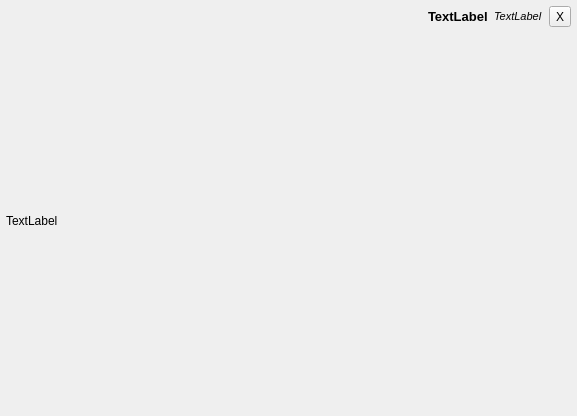
Old version of the form ui/comment_widget.ui in the repository DiamondHawk8/Oculus.
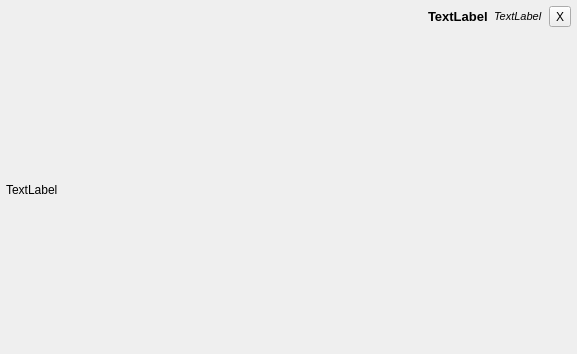
New version of the form.

Commit message: Fix Ui widget names

What changed in the file:
```diff
--- a/ui/comment_widget.ui
+++ b/ui/comment_widget.ui
@@ -7,7 +7,7 @@
     <x>0</x>
     <y>0</y>
     <width>577</width>
-    <height>416</height>
+    <height>354</height>
    </rect>
   </property>
   <property name="sizePolicy">
```
Left out of the diff: 2 changed lines with no effect on the pictures. The commit also changes 1 other file.
